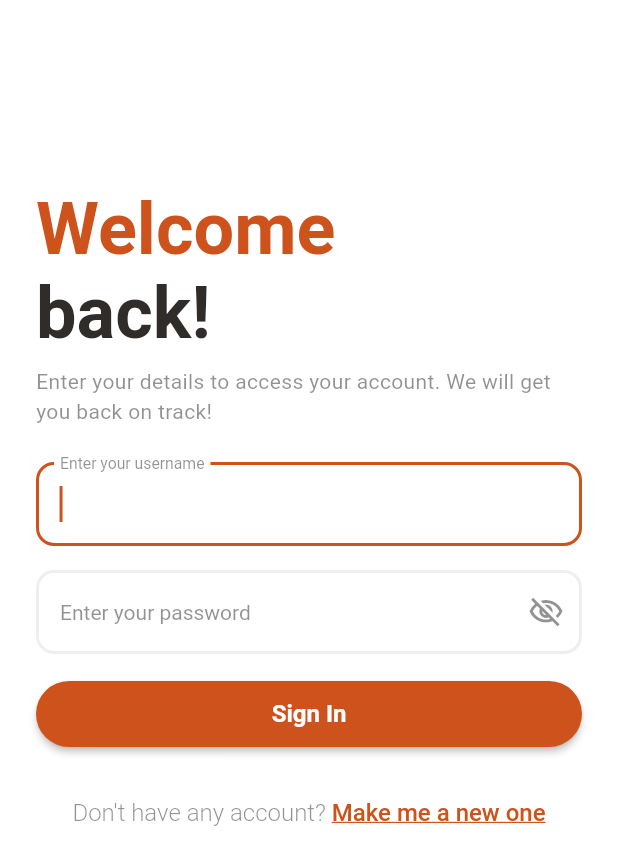
After one commit to cverrell07/diswipe-App, a Flutter app: the screen it shows after launch, after a tap on an icon or button, on a phone screen of 412 x 824 dp. The commit adds this screen. Shown: the top 865 px of the screen. Run offline on Flutter 3.47's test engine with Material 3 defaults, Android fonts, the phone set to English and light mode, and no system bars; our stand-ins replace flutter_svg; Roboto replaces fonts that are missing (Albert Sans).

Commit message:
Feat: sign in page

```diff
--- a/diswipe/lib/main.dart
+++ b/diswipe/lib/main.dart
@@ -1,4 +1,6 @@
+import 'package:diswipe/pages/sign_in_page.dart';
 import 'package:diswipe/pages/splashscreen_page.dart';
+import 'package:diswipe/styles/style.dart';
 import 'package:flutter/material.dart';
 
 void main() {
@@ -14,11 +16,15 @@ class MyApp extends StatelessWidget {
       title: 'diswipe',
       theme: ThemeData(
         useMaterial3: true,
+        colorScheme: ColorScheme.fromSwatch().copyWith(
+          primary: AppColors.mainOrange
+        ),
       ),
       debugShowCheckedModeBanner: false,
       initialRoute: '/',
       routes: {
         '/': (context) => const SplashScreen(),
+        '/signin': (context) => const SignInPage(),
       },
     );
   }
--- a/diswipe/lib/pages/introduction_page.dart
+++ b/diswipe/lib/pages/introduction_page.dart
@@ -43,6 +43,7 @@ class _IntroductionPageState extends State<IntroductionPage> {
   @override
   Widget build(BuildContext context) {
     return Scaffold(
+      backgroundColor: AppColors.white,
       body: SafeArea(
         child: Center(
           child: Padding(
@@ -115,7 +116,11 @@ class _IntroductionPageState extends State<IntroductionPage> {
                 ),
                 const SizedBox(height: AppSpacing.large),
                 ElevatedButton(
-                  onPressed: () {},
+                  onPressed: () {
+                    Navigator.of(context).pushNamed(
+                      '/signup',
+                    );
+                  },
                   style: ElevatedButton.styleFrom(
                     elevation: 0,
                     backgroundColor: AppColors.mainOrange,
@@ -136,7 +141,11 @@ class _IntroductionPageState extends State<IntroductionPage> {
                   ),
                 ),
                 TextButton(
-                  onPressed: () {},
+                  onPressed: () {
+                    Navigator.of(context).pushNamed(
+                      '/signin',
+                    );
+                  },
                   child: RichText(
                     text: const TextSpan(
                       children: <TextSpan>[
--- /dev/null
+++ b/diswipe/lib/pages/sign_in_page.dart
@@ -0,0 +1,125 @@
+import 'package:diswipe/styles/style.dart';
+import 'package:diswipe/widgets/sign_in_form_widget.dart';
+import 'package:flutter/material.dart';
+
+class SignInPage extends StatefulWidget {
+  const SignInPage({super.key});
+
+  @override
+  State<SignInPage> createState() => _SignInPageState();
+}
+
+class _SignInPageState extends State<SignInPage> {
+  final scaffoldKey = GlobalKey<ScaffoldState>();
+
+  @override
+  Widget build(BuildContext context) {
+    return GestureDetector(
+      onTap: () => FocusScope.of(context).unfocus(),
+      child: Scaffold(
+        key: scaffoldKey,
+        backgroundColor: AppColors.white,
+        body: SafeArea(
+          top: true,
+          child: Row(
+            mainAxisSize: MainAxisSize.max,
+            children: [
+              Expanded(
+                flex: 8,
+                child: Container(
+                  width: 100,
+                  height: double.infinity,
+                  decoration: const BoxDecoration(
+                    color: AppColors.white,
+                  ),
+                  alignment: Alignment.topCenter,
+                  child: SingleChildScrollView(
+                    child: Padding(
+                      padding: const EdgeInsets.all(AppSpacing.large),
+                      child: Column(
+                        mainAxisSize: MainAxisSize.max,
+                        crossAxisAlignment: CrossAxisAlignment.start,
+                        children: [
+                          const SizedBox(height: 100.0),
+                          RichText(
+                            text: const TextSpan(
+                              children: [
+                                TextSpan(
+                                  text: 'Welcome\n',
+                                  style: TextStyle(
+                                    color: AppColors.mainOrange,
+                                    fontSize: AppFontSize.xLarge * 2,
+                                    fontWeight: AppFontWeight.bold,
+                                  ),
+                                ),
+                                TextSpan(
+                                  text: 'back!',
+                                  style: TextStyle(
+                                    color: AppColors.black,
+                                    fontSize: AppFontSize.xLarge * 2,
+                                    fontWeight: AppFontWeight.bold,
+                                  ),
+                                ),
+                              ],
+                            ),
+                          ),
+                          const SizedBox(height: AppSpacing.small),
+                          const Text(
+                            'Enter your details to access your account. We will get you back on track!',
+                            style: TextStyle(
+                              color: AppColors.gray,
+                              fontSize: AppFontSize.medium,
+                              fontWeight: AppFontWeight.regular,
+                            ),
+                          ),
+                          const SizedBox(height: AppSpacing.large),
+                          const SignInForm(),
+                          const SizedBox(height: AppSpacing.medium),
+                          Align(
+                            alignment: Alignment.center,
+                            child: InkWell(
+                              splashColor: Colors.transparent,
+                              focusColor: Colors.transparent,
+                              hoverColor: Colors.transparent,
+                              highlightColor: Colors.transparent,
+                              onTap: () {
+                                Navigator.of(context).pushNamed('/signup');
+                              },
+                              child: RichText(
+                                text: const TextSpan(
+                                  children: [
+                                    TextSpan(
+                                      text: 'Don\'t have any account? ',
+                                      style: TextStyle(
+                                        color: AppColors.gray,
+                                        fontSize: AppFontSize.large,
+                                        fontWeight: AppFontWeight.light,
+                                      ),
+                                    ),
+                                    TextSpan(
+                                      text: 'Make me a new one',
+                                      style: TextStyle(
+                                        color: AppColors.mainOrange,
+                                        fontSize: AppFontSize.large,
+                                        fontWeight: AppFontWeight.medium,
+                                        decoration: TextDecoration.underline,
+                                      ),
+                                    ),
+                                  ],
+                                ),
+                              ),
+                            ),
+                          ),
+                        ],
+                      ),
+                    ),
+                  ),
+                ),
+              ),
+            ],
+          ),
+        ),
+      ),
+    );
+  }
+}
--- a/diswipe/lib/styles/style.dart
+++ b/diswipe/lib/styles/style.dart
@@ -2,10 +2,12 @@ import 'package:flutter/material.dart';
 
 class AppColors {
   static const Color mainOrange = Color(0xffCE521C);
-  static const Color white = Color(0xffFFF0EA);
+  static const Color white = Color(0xffFFFFFF);
   static const Color black = Color(0xff2F2C2A);
-  static const Color gray = Color.fromARGB(151, 200, 200, 200);
+  static const Color oldGray = Color.fromARGB(164, 47, 44, 42);
+  static const Color gray = Color.fromARGB(132, 47, 44, 42);
   static const Color lightGray = Color.fromARGB(199, 235, 235, 235);
+  static const Color red = Color(0xffCB3838);
 }
 
 class AppSpacing {
--- /dev/null
+++ b/diswipe/lib/widgets/sign_in_form_widget.dart
@@ -0,0 +1,211 @@
+import 'package:diswipe/styles/style.dart';
+import 'package:flutter/material.dart';
+
+class SignInForm extends StatefulWidget {
+  const SignInForm({super.key});
+
+  @override
+  State<SignInForm> createState() => _SignInFormState();
+}
+
+class _SignInFormState extends State<SignInForm> {
+  late TextEditingController usernameTextController;
+  late FocusNode usernameFocusNode;
+  late TextEditingController passwordTextController;
+  late FocusNode passwordFocusNode;
+  bool passwordVisibility = false;
+
+  @override
+  void initState() {
+    super.initState();
+
+    usernameTextController = TextEditingController();
+    usernameFocusNode = FocusNode();
+
+    passwordTextController = TextEditingController();
+    passwordFocusNode = FocusNode();
+  }
+
+  @override
+  Widget build(BuildContext context) {
+    return Column(
+      children: [
+        Padding(
+          padding: const EdgeInsetsDirectional.fromSTEB(0, 0, 0, 16),
+          child: SizedBox(
+            width: 370,
+            child: TextFormField(
+              controller: usernameTextController,
+              focusNode: usernameFocusNode,
+              autofocus: true,
+              autofillHints: const [AutofillHints.username],
+              obscureText: false,
+              decoration: InputDecoration(
+                labelText: 'Enter your username',
+                labelStyle: const TextStyle(
+                  letterSpacing: 0.0,
+                  fontSize: 14,
+                  color: AppColors.gray,
+                ),
+                enabledBorder: OutlineInputBorder(
+                  borderSide: const BorderSide(
+                    color: AppColors.lightGray,
+                    width: 2,
+                  ),
+                  borderRadius: BorderRadius.circular(12),
+                ),
+                focusedBorder: OutlineInputBorder(
+                  borderSide: const BorderSide(
+                    color: AppColors.mainOrange,
+                    width: 2,
+                  ),
+                  borderRadius: BorderRadius.circular(12),
+                ),
+                errorBorder: OutlineInputBorder(
+                  borderSide: const BorderSide(
+                    color: AppColors.red,
+                    width: 2,
+                  ),
+                  borderRadius: BorderRadius.circular(12),
+                ),
+                focusedErrorBorder: OutlineInputBorder(
+                  borderSide: const BorderSide(
+                    color: AppColors.red,
+                    width: 2,
+                  ),
+                  borderRadius: BorderRadius.circular(12),
+                ),
+                filled: true,
+                fillColor: AppColors.white,
+              ),
+              style: const TextStyle(
+                letterSpacing: 0.0,
+                fontSize: 16,
+                color: AppColors.black,
+              ),
+              validator: (value) {
+                if (value == null || value.isEmpty) {
+                  return 'Please create a username';
+                }
+                return null;
+              },
+            ),
+          ),
+        ),
+
+        Padding(
+          padding: const EdgeInsetsDirectional.fromSTEB(0, 0, 0, 16),
+          child: SizedBox(
+            width: 370,
+            child: TextFormField(
+              controller: passwordTextController,
+              focusNode: passwordFocusNode,
+              autofocus: true,
+              autofillHints: const [AutofillHints.password],
+              obscureText: !passwordVisibility,
+              decoration: InputDecoration(
+                labelText: 'Enter your password',
+                labelStyle: const TextStyle(
+                  fontFamily: 'Albert Sans',
+                  letterSpacing: 0.0,
+                  fontSize: 14,
+                  color: AppColors.gray,
+                ),
+                enabledBorder: OutlineInputBorder(
+                  borderSide: const BorderSide(
+                    color: AppColors.lightGray,
+                    width: 2,
+                  ),
+                  borderRadius: BorderRadius.circular(12),
+                ),
+                focusedBorder: OutlineInputBorder(
+                  borderSide: const BorderSide(
+                    color: AppColors.mainOrange,
+                    width: 2,
+                  ),
+                  borderRadius: BorderRadius.circular(12),
+                ),
+                errorBorder: OutlineInputBorder(
+                  borderSide: const BorderSide(
+                    color: AppColors.red,
+                    width: 2,
+                  ),
+                  borderRadius: BorderRadius.circular(12),
+                ),
+                focusedErrorBorder: OutlineInputBorder(
+                  borderSide: const BorderSide(
+                    color: AppColors.red,
+                    width: 2,
+                  ),
+                  borderRadius: BorderRadius.circular(12),
+                ),
+                filled: true,
+                fillColor: AppColors.white,
+                suffixIcon: InkWell(
+                  onTap: () {
+                    setState(() {
+                      passwordVisibility = !passwordVisibility;
+                    });
+                  },
+                  focusNode: FocusNode(skipTraversal: true),
+                  child: Icon(
+                    passwordVisibility
+                        ? Icons.visibility_outlined
+                        : Icons.visibility_off_outlined,
+                    color: AppColors.gray,
+                    size: 24,
+                  ),
+                ),
+              ),
+              style: const TextStyle(
+                letterSpacing: 0.0,
+                fontSize: 16,
+                color: AppColors.black,
+              ),
+              validator: (value) {
+                if (value == null || value.isEmpty) {
+                  return 'Please enter a password';
+                }
+                return null;
+              },
+            ),
+          ),
+        ),
+
+        Padding(
+          padding: const EdgeInsetsDirectional.fromSTEB(0, 0, 0, 16),
+          child: ElevatedButton(
+            onPressed: () async {
+              // final user = await createAccountWithEmail(
+              //   emailAddressTextController.text,
+              //   passwordTextController.text,
+              // );
+              // if (user == null) {
+              //   return;
+              // }
+
+              Navigator.of(context).pushReplacementNamed('/home');
+            },
+            style: ElevatedButton.styleFrom(
+              minimumSize: const Size(370, 44),
+              backgroundColor: AppColors.mainOrange,
+              elevation: 2.0,
+              shape: RoundedRectangleBorder(
+                borderRadius: BorderRadius.circular(1000),
+              ),
+            ),
+            child: const Text(
+              'Sign In',
+              style: TextStyle(
+                    fontWeight: FontWeight.bold,
+                    fontSize: 16,
+                    color: AppColors.white,
+                    letterSpacing: 0.0,
+                  ),
+            ),
+          ),
+        ),
+      ]
+    );
+  }
+}
```
